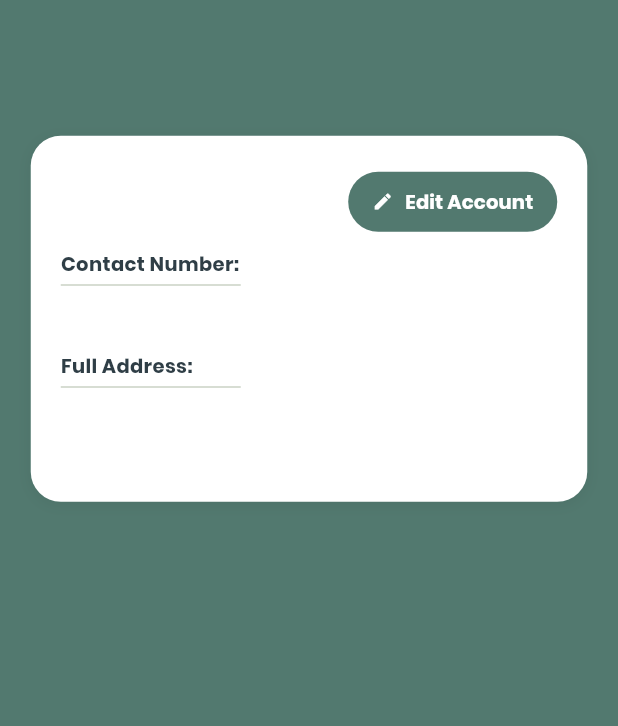
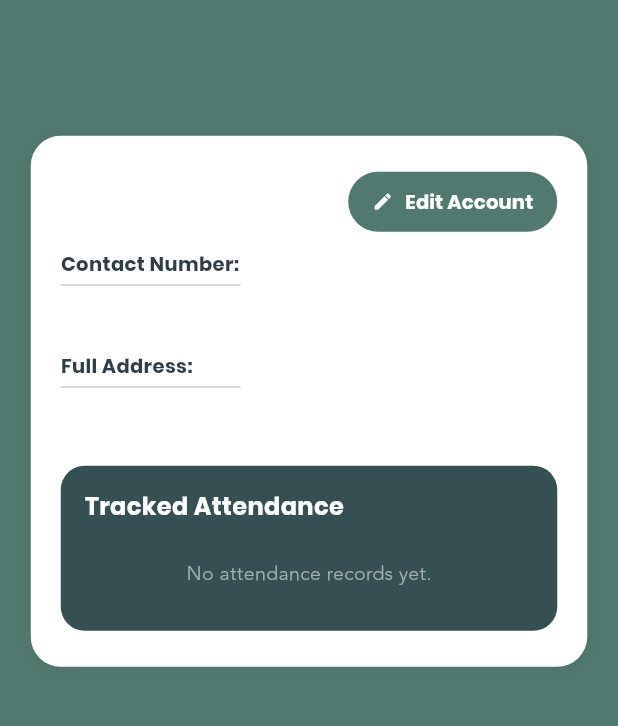
Before and after one commit to Emenjay/Mini-Grocery-System, a Flutter app: the StaffInfoScreen screen opened directly with empty values, on a phone screen of 412 x 824 dp, the part 465-1191 px from its top. Run offline on Flutter 3.47's test engine with Material 3 defaults, Android fonts, the phone set to English and light mode, and no system bars; our stand-ins replace syncfusion_flutter_calendar; missing offline and left inert: syncfusion_flutter_core.

Commit message:
feat(staff-info): implement tracked attendance section
- Add attendance container with header
- Implement attendance rows with Log in (green)/Log out (red) colors
- Add empty state message if no records exist
- Create reusable _AttendanceRow helper widget
- Apply AppFonts to all attendance text styles

```diff
--- a/frontend/lib/screens/admin/staff_info_screen.dart
+++ b/frontend/lib/screens/admin/staff_info_screen.dart
@@ -269,7 +269,60 @@ class StaffInfoScreen extends StatelessWidget {
 
                                 const SizedBox(height: 24),
 
-                                // TODO: addd attendance section
+                                // -- Tracked attendance section --
+                                Container(
+                                  width: double.infinity,
+                                  decoration: BoxDecoration(
+                                    color: AppColors.primaryLightTeal,
+                                    borderRadius: BorderRadius.circular(16),
+                                  ),
+                                  padding: const EdgeInsets.all(16),
+                                  child: Column(
+                                    crossAxisAlignment: CrossAxisAlignment.start,
+                                    children: [
+
+                                      const Text(
+                                        'Tracked Attendance',
+                                        style: TextStyle(
+                                          fontFamily: AppFonts.poppins,
+                                          color: Colors.white,
+                                          fontSize: 16,
+                                          fontWeight: FontWeight.bold,
+                                        ),
+                                      ),
+
+                                      const SizedBox(height: 12),
+
+                                      // attendance rows
+                                      shifts.isEmpty
+                                        ? const Padding(
+                                          padding: EdgeInsets.symmetric(vertical: 12),
+                                          child: Center(
+                                            child: Text(
+                                              'No attendance records yet.',
+                                              style: TextStyle(
+                                                fontFamily: AppFonts.avenir,
+                                                color: Colors.white54,
+                                                fontSize: 13,
+                                              ),
+                                            ),
+                                          ),
+                                        )
+                                        : ListView.separated(
+                                          shrinkWrap: true,
+                                          physics: const NeverScrollableScrollPhysics(),
+                                          itemCount: shifts.length,
+                                          separatorBuilder: (_, __) =>
+                                              const SizedBox(height: 8),
+                                          itemBuilder: (context, index) {
+                                            final shift = shifts[index]
+                                                as Map<String, dynamic>;
+                                            return _AttendanceRow(shift: shift);
+                                          },
+                                        ),
+                                    ],
+                                  ),
+                                ),
                               ],
                             ),
                           ),
@@ -339,3 +392,67 @@ class _SectionValue extends StatelessWidget {
     );
   }
 }
+
+// -- Attendance row widget --
+class _AttendanceRow extends StatelessWidget {
+  final Map<String, dynamic> shift;
+  const _AttendanceRow({required this.shift});
+
+  @override
+  Widget build(BuildContext context) {
+    final bool isLogOut = shift['type'].toString().toLowerCase() == 'log out';
+
+    final Color timeColor =
+    isLogOut ? const Color.fromARGB(255, 229, 57, 53) :
+    const Color.fromARGB(255, 80, 193, 84);
+
+    return Container(
+      padding: const EdgeInsets.symmetric(horizontal: 14, vertical: 10),
+      decoration: BoxDecoration(
+        color: AppColors.white,
+        borderRadius: BorderRadius.circular(10),
+      ),
+
+      child: Row(
+        mainAxisAlignment: MainAxisAlignment.spaceBetween,
+        children: [
+
+          // Log in/Log out label
+          Text(
+            shift['type'].toString(),
+            style: const TextStyle(
+              fontFamily: AppFonts.figtree,
+              fontSize: 14,
+              color: Colors.black87,
+            ),
+          ),
+
+          // time and date
+          Column(
+            crossAxisAlignment: CrossAxisAlignment.end,
+            children: [
+              Text(
+                shift['time'].toString(),
+                style: TextStyle(
+                  fontFamily: AppFonts.figtree,
+                  fontSize: 14,
+                  fontWeight: FontWeight.bold,
+                  color: timeColor,
+                ),
+              ),
+
+              Text(
+                shift['date'].toString(),
+                style: const TextStyle(
+                  fontFamily: AppFonts.poppins,
+                  fontSize: 11,
+                  color: Colors.black45,
+                ),
+              ),
+            ],
+          ),
+        ],
+      ),
+    );
+  }
+}
```
